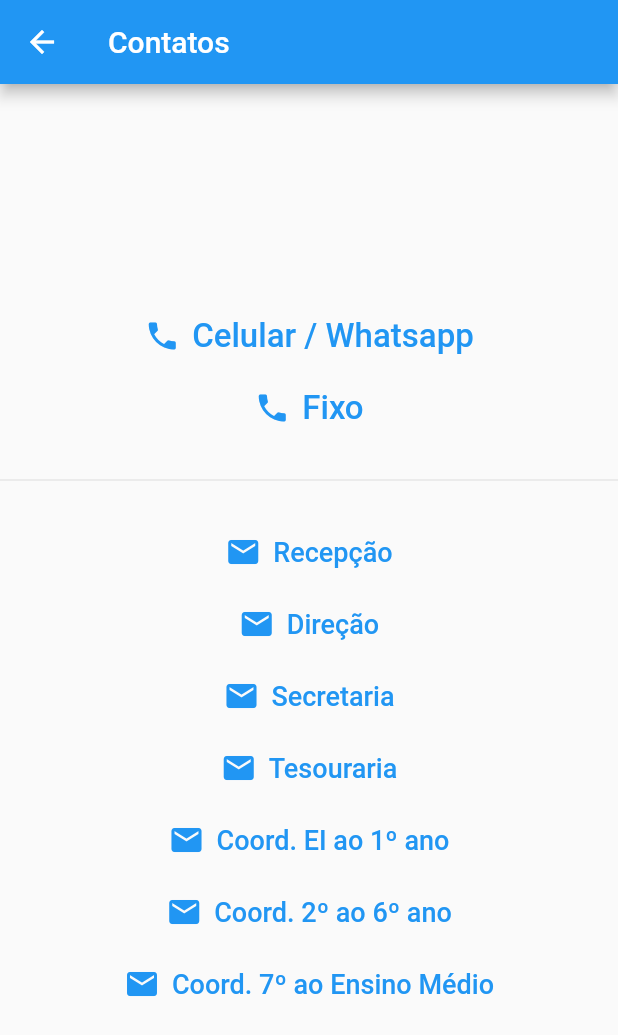
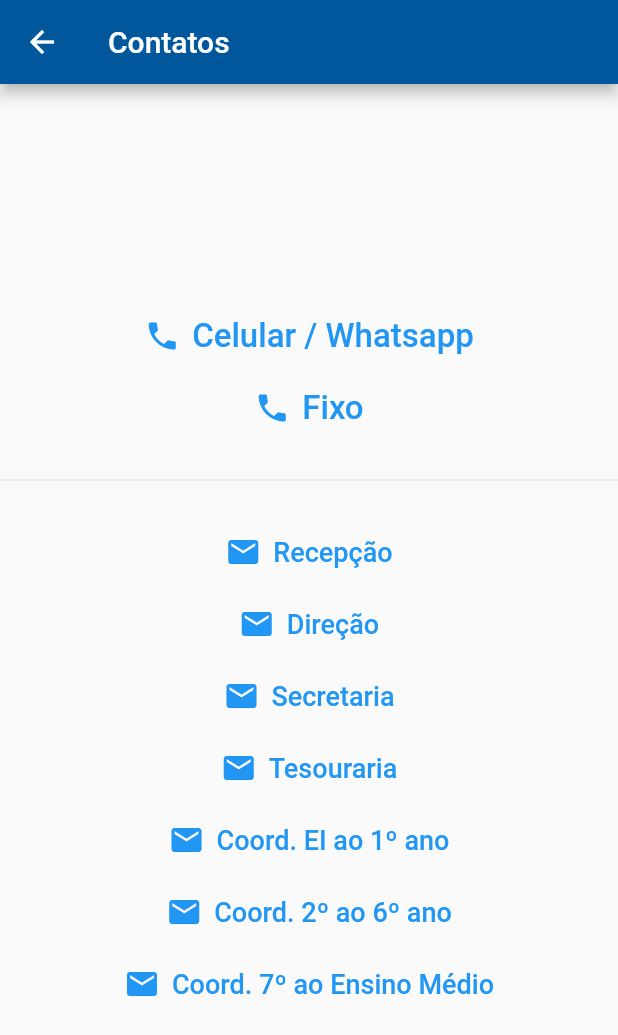
Before and after one commit to PatrickPiccini/AppEducacionalFlutter, a Flutter app: the Contato screen opened directly, after a tap on "Celular / Whatsapp", on a phone screen of 412 x 824 dp. Shown: the top 1035 px of the screen. Run offline on Flutter 3.47's test engine with Material 2 defaults, Android fonts, the phone set to English and light mode, and no system bars; our stand-ins replace expandable.

Commit message:
Cor AppBar
Contatos e Link úteis

```diff
--- a/lib/utills/contato.dart
+++ b/lib/utills/contato.dart
@@ -8,14 +8,16 @@ class Contato extends StatelessWidget {
     if(await canLaunch(url)){
       await launch(url, forceWebView: false, forceSafariVC: false);
     }else{
-      print('Não foi possível executar o link $url');
+      print('Não foi possível acessar o link $url');
     }
   }
 
    @override
    Widget build(BuildContext context) {
        return Scaffold(
-           appBar: AppBar(title: Text('Contatos')),
+           appBar: AppBar(title: Text('Contatos'),
+             backgroundColor: Colors.lightBlue[900],
+           ),
            body: Container(
              width: double.infinity,
              child: Column(
--- a/lib/utills/url_links.dart
+++ b/lib/utills/url_links.dart
@@ -8,14 +8,16 @@ class UrlLinks extends StatelessWidget {
     if(await canLaunch(url)){
       await launch(url, forceWebView: false, forceSafariVC: false);
     }else{
-      print('Não foi possível executar o link $url');
+      print('Não foi possível acessar o link $url');
     }
   }
 
    @override
    Widget build(BuildContext context) {
        return Scaffold(
-           appBar: AppBar(title: Text('Links úteis')),
+           appBar: AppBar(title: Text('Links úteis'),
+             backgroundColor: Colors.lightBlue[900],
+           ),
            body: Container(
              width: double.infinity,
              child: Column(
```
